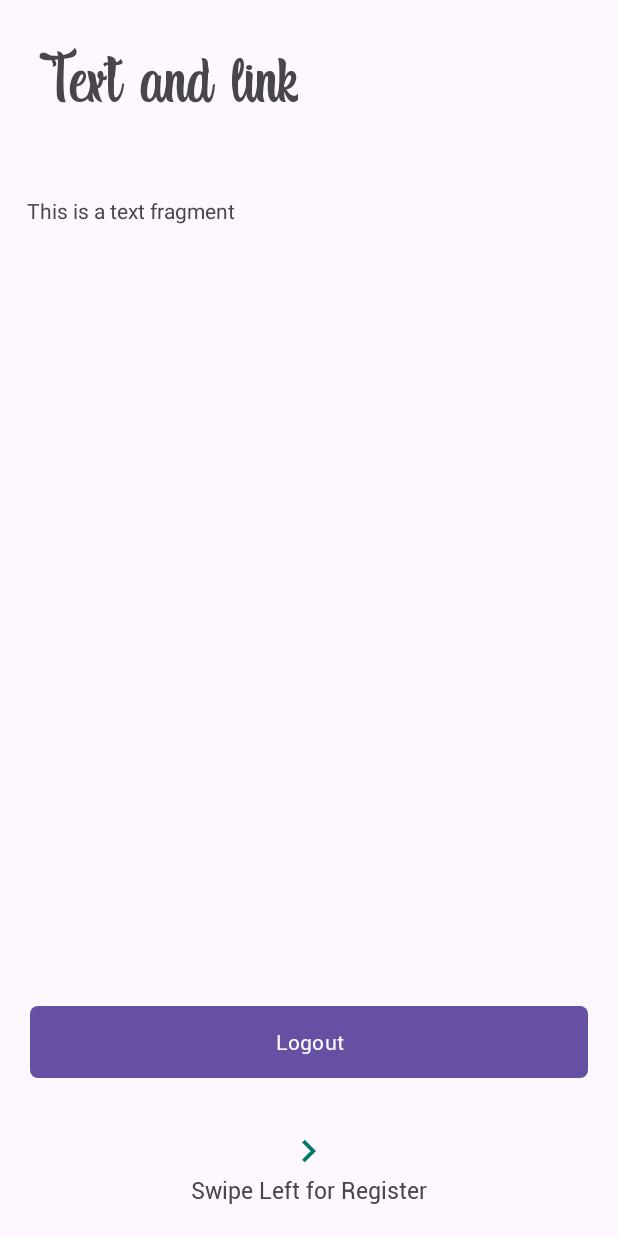
After one commit to Audriusvilnius/Exam_Application_0511, an Android app: the fragment TextFragment shown on its own in the app's theme, on a phone screen of 412 x 824 dp. The commit adds this screen. Run offline under Robolectric (Android 15) with nearby library versions, the light colour scheme and no system bars.

Commit message:
Add Text

```diff
--- a/app/src/main/java/com/example/examapplication0511/MainActivity.java
+++ b/app/src/main/java/com/example/examapplication0511/MainActivity.java
@@ -29,6 +29,7 @@ public class MainActivity extends AppCompatActivity {
         pagerAdapter.addFragmet(new LogInFragment());
         pagerAdapter.addFragmet(new RegisterFragment());
         pagerAdapter.addFragmet(new HomeFragment());
+        pagerAdapter.addFragmet(new TextFragment());
         viewPager.setAdapter(pagerAdapter);
 
     }
--- /dev/null
+++ b/app/src/main/java/com/example/examapplication0511/TextFragment.java
@@ -0,0 +1,80 @@
+package com.example.examapplication0511;
+
+import android.os.Bundle;
+import android.util.Log;
+import android.view.LayoutInflater;
+import android.view.View;
+import android.view.ViewGroup;
+import android.widget.TextView;
+
+import androidx.fragment.app.Fragment;
+
+/**
+ * A simple {@link Fragment} subclass.
+ * Use the {@link TextFragment#newInstance} factory method to
+ * create an instance of this fragment.
+ */
+public class TextFragment extends Fragment {
+
+    // TODO: Rename parameter arguments, choose names that match
+    // the fragment initialization parameters, e.g. ARG_ITEM_NUMBER
+    private static final String ARG_PARAM1 = "param1";
+    private static final String ARG_PARAM2 = "param2";
+
+    // TODO: Rename and change types of parameters
+    private String mParam1;
+    private String mParam2;
+
+    public TextFragment() {
+
+        // Required empty public constructor
+    }
+
+    /**
+     * Use this factory method to create a new instance of
+     * this fragment using the provided parameters.
+     *
+     * @param param1 Parameter 1.
+     * @param param2 Parameter 2.
+     * @return A new instance of fragment TextFragment.
+     */
+    // TODO: Rename and change types and number of parameters
+    public static TextFragment newInstance(String param1, String param2) {
+        TextFragment fragment = new TextFragment();
+        Bundle args = new Bundle();
+        args.putString(ARG_PARAM1, param1);
+        args.putString(ARG_PARAM2, param2);
+        fragment.setArguments(args);
+        return fragment;
+    }
+
+    @Override
+    public void onCreate(Bundle savedInstanceState) {
+        super.onCreate(savedInstanceState);
+        if (getArguments() != null) {
+            mParam1 = getArguments().getString(ARG_PARAM1);
+            mParam2 = getArguments().getString(ARG_PARAM2);
+        }
+    }
+
+    @Override
+    public View onCreateView(LayoutInflater inflater, ViewGroup container,
+                             Bundle savedInstanceState) {
+        View view;
+        view = inflater.inflate(R.layout.fragment_text, container, false);
+        // Inflate the layout for this fragment
+        TextView textView = view.findViewById(R.id.text_and_link);
+        textGenerated();
+        textView.setText(textGenerated());
+
+
+        return view;
+    }
+
+    private String textGenerated() {
+        String text = "This is a text fragment";
+        Log.d("TextFragment",text);
+
+        return text;
+    }
+}
--- /dev/null
+++ b/app/src/main/res/layout/fragment_text.xml
@@ -0,0 +1,68 @@
+<?xml version="1.0" encoding="utf-8"?>
+<RelativeLayout xmlns:android="http://schemas.android.com/apk/res/android"
+    xmlns:app="http://schemas.android.com/apk/res-auto"
+    xmlns:tools="http://schemas.android.com/tools"
+    android:layout_width="match_parent"
+    android:layout_height="match_parent"
+    tools:context=".LogInFragment">
+
+    <TextView
+        android:id="@+id/tv_title"
+        android:layout_width="wrap_content"
+        android:layout_height="wrap_content"
+        android:layout_alignParentTop="true"
+        android:layout_marginStart="25dp"
+        android:layout_marginTop="28dp"
+        android:fontFamily="@font/inid_daisy"
+        android:text="Text and link"
+        android:textSize="50sp" />
+
+    <Button
+        android:id="@+id/btn_logout"
+        android:layout_width="match_parent"
+        android:layout_height="wrap_content"
+        android:layout_above="@+id/imageView2"
+        android:layout_marginLeft="20dp"
+        android:layout_marginRight="20dp"
+        android:layout_marginBottom="34dp"
+        android:background="@drawable/btn_custom"
+        android:fontFamily="@font/roboto_regular"
+        android:text="@string/logout"
+        android:textColor="@android:color/white" />
+
+    <ImageView
+        android:id="@+id/imageView2"
+        android:layout_width="30dp"
+        android:layout_height="30dp"
+        android:layout_above="@id/swipeRight"
+        android:layout_centerHorizontal="true"
+        android:src="@drawable/ic_arrow_right" />
+
+    <TextView
+        android:id="@+id/swipeRight"
+        android:layout_width="wrap_content"
+        android:layout_height="wrap_content"
+        android:text="@string/swipe_left_for_register"
+        android:textSize="15sp"
+        android:fontFamily="@font/roboto_regular"
+        android:layout_centerHorizontal="true"
+        android:layout_alignParentBottom="true"
+        android:layout_marginBottom="20dp"/>
+
+    <TextView
+        android:id="@+id/text_and_link"
+        android:layout_width="wrap_content"
+        android:layout_height="wrap_content"
+        android:layout_above="@+id/btn_logout"
+        android:layout_below="@+id/tv_title"
+        android:layout_alignParentStart="true"
+        android:layout_alignParentEnd="true"
+        android:layout_marginStart="18dp"
+        android:layout_marginTop="50dp"
+        android:layout_marginEnd="22dp"
+        android:layout_marginBottom="100dp"
+
+        android:text="@string/text_and_link" />
+
+
+</RelativeLayout>
--- a/app/src/main/res/values/strings.xml
+++ b/app/src/main/res/values/strings.xml
@@ -16,4 +16,6 @@
     <string name="login_message">login_message</string>
     <string name="home">Home</string>
     <string name="logout">Logout</string>
+    <string name="textview">TextView</string>
+    <string name="text_and_link" />
 </resources>
--- a/gradle/libs.versions.toml
+++ b/gradle/libs.versions.toml
@@ -7,6 +7,7 @@ appcompat = "1.6.1"
 material = "1.10.0"
 activity = "1.8.0"
 constraintlayout = "2.1.4"
+uiToolingPreviewAndroid = "1.6.7"
 
 [libraries]
 junit = { group = "junit", name = "junit", version.ref = "junit" }
@@ -16,6 +17,7 @@ appcompat = { group = "androidx.appcompat", name = "appcompat", version.ref = "a
 material = { group = "com.google.android.material", name = "material", version.ref = "material" }
 activity = { group = "androidx.activity", name = "activity", version.ref = "activity" }
 constraintlayout = { group = "androidx.constraintlayout", name = "constraintlayout", version.ref = "constraintlayout" }
+ui-tooling-preview-android = { group = "androidx.compose.ui", name = "ui-tooling-preview-android", version.ref = "uiToolingPreviewAndroid" }
 
 [plugins]
 android-application = { id = "com.android.application", version.ref = "agp" }
```
